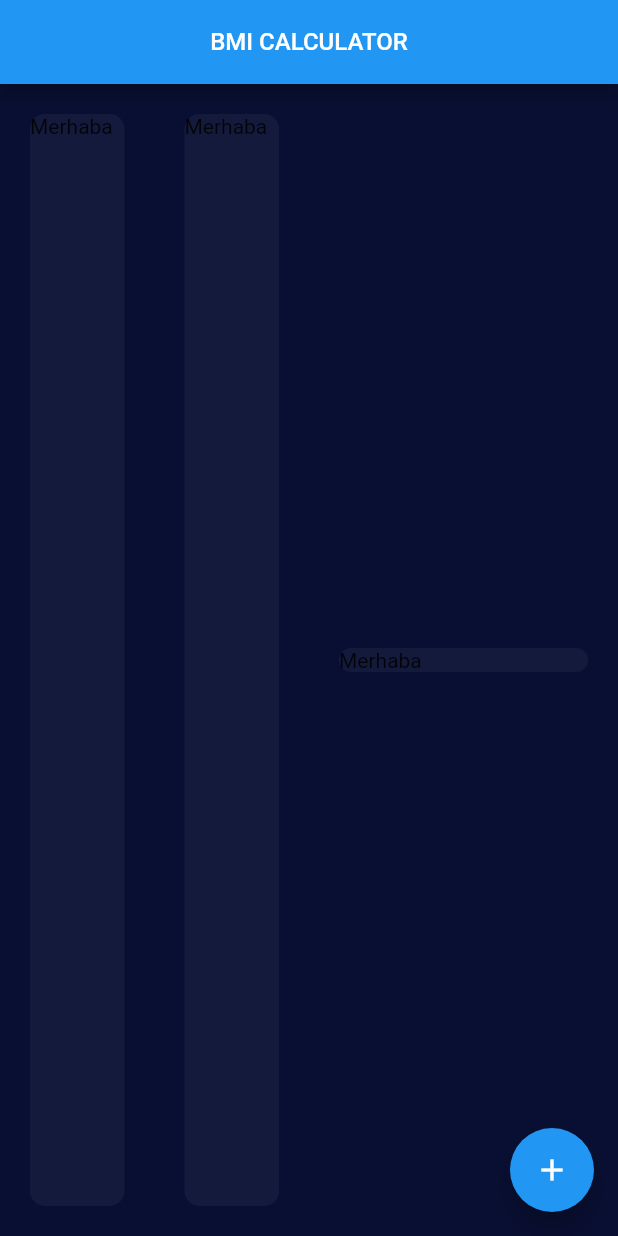
After one commit to oividioscaeremos/mobile_programming_lecture, a Flutter app: the InputPage screen opened directly, on a phone screen of 412 x 824 dp. The commit adds this screen. Run offline on Flutter 3.47's test engine with Material 2 defaults, Android fonts, the phone set to English and light mode, and no system bars; our stand-ins replace audioplayers, rflutter_alert.

Commit message:
25 Kasım Calculator Başlangıç

```diff
--- /dev/null
+++ b/bmi-calculator-flutter-master/lib/input_page.dart
@@ -0,0 +1,74 @@
+import 'package:flutter/material.dart';
+
+class InputPage extends StatefulWidget {
+  @override
+  _InputPageState createState() => _InputPageState();
+}
+
+class _InputPageState extends State<InputPage> {
+  @override
+  Widget build(BuildContext context) {
+    return Scaffold(
+      appBar: AppBar(
+        title: Center(
+          child: Text(
+            'BMI CALCULATOR',
+            style: TextStyle(fontSize: 16),
+          ),
+        ),
+      ),
+      body: Container(
+        decoration: BoxDecoration(color: Color(0xff090f32)),
+        child: Center(
+          child: Row(
+            children: <Widget>[
+              Expanded(
+                child: Row(
+                  crossAxisAlignment: CrossAxisAlignment.stretch,
+                  children: <Widget>[
+                    Expanded(
+                      child: Container(
+                        child: Text("Merhaba"),
+                        margin: EdgeInsets.all(20),
+                        decoration: BoxDecoration(
+                          borderRadius: BorderRadius.circular(10),
+                          color: Color(0xff141a3c),
+                        ),
+                      ),
+                    ),
+                    Expanded(
+                      child: Container(
+                        child: Text("Merhaba"),
+                        margin: EdgeInsets.all(20),
+                        decoration: BoxDecoration(
+                          borderRadius: BorderRadius.circular(10),
+                          color: Color(0xff141a3c),
+                        ),
+                      ),
+                    ),
+                  ],
+                ),
+              ),
+              Expanded(
+                child: Container(
+                  child: Text("Merhaba"),
+                  margin: EdgeInsets.all(20),
+                  decoration: BoxDecoration(
+                    borderRadius: BorderRadius.circular(10),
+                    color: Color(0xff141a3c),
+                  ),
+                ),
+              ),
+            ],
+          ),
+        ),
+      ),
+      floatingActionButton: Theme(
+        data: ThemeData.light(),
+        child: FloatingActionButton(
+          child: Icon(Icons.add),
+        ),
+      ),
+    );
+  }
+}
--- a/quizzler-flutter/lib/question.dart
+++ b/quizzler-flutter/lib/question.dart
@@ -2,8 +2,5 @@
   String questionText;
   bool answer;
 
-  Question(String questionText, bool answer) {
-    this.questionText = questionText;
-    this.answer = answer;
-  }
+  Question(this.questionText, this.answer);
 }
```
Also changed, not shown: bmi-calculator-flutter-master/lib/main.dart (added, +23 -0 lines), bmi-calculator-flutter-master/pubspec.yaml (added, +20 -0 lines), destini-challenge-starting-master/lib/main.dart (added, +98 -0 lines), destini-challenge-starting-master/lib/story.dart (added, +7 -0 lines), destini-challenge-starting-master/lib/story_brain.dart (added, +62 -0 lines), destini-challenge-starting-master/pubspec.yaml (added, +21 -0 lines), destini-challenge-starting-master/images/background.png (added), 103 other files.
